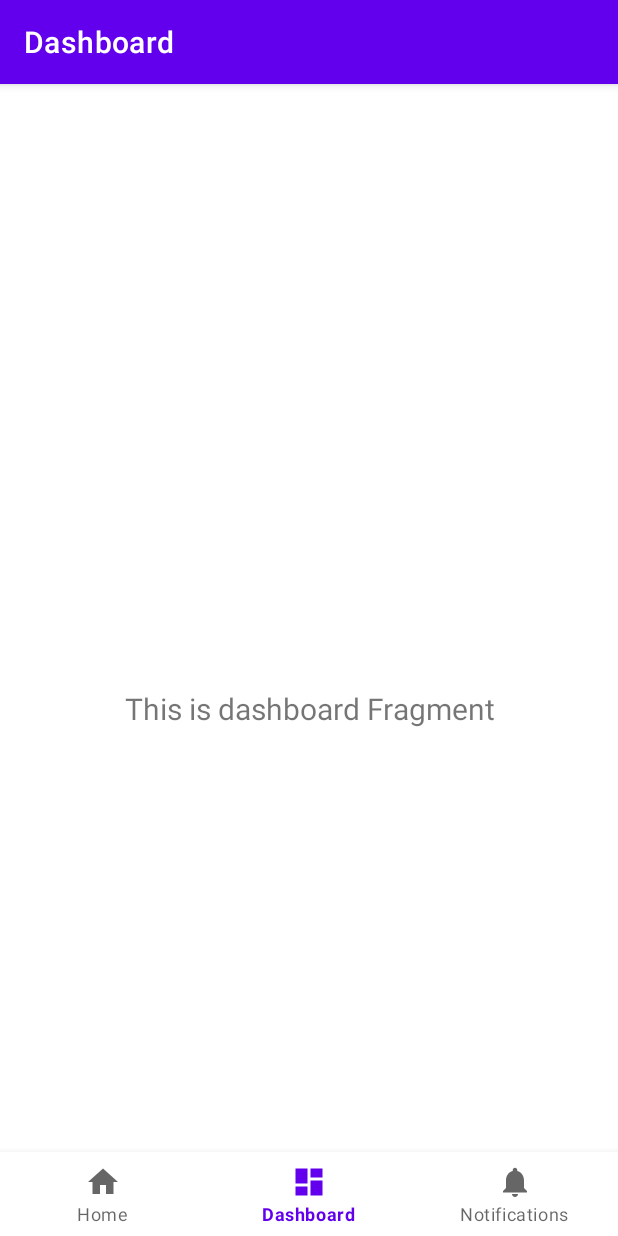
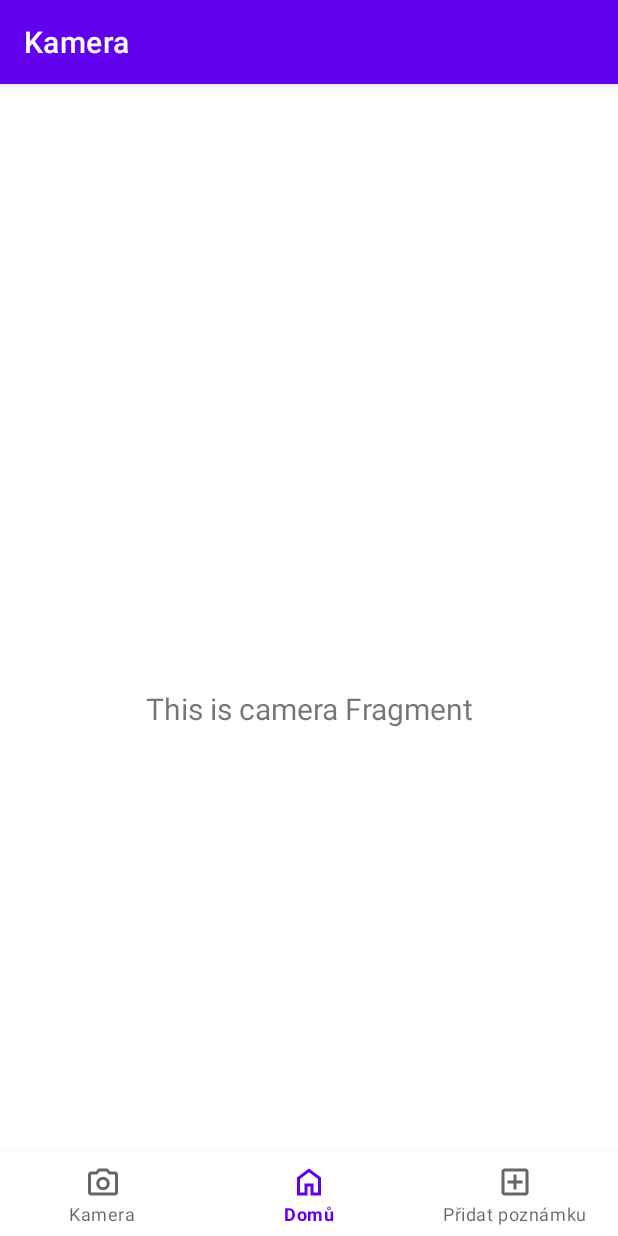
Before and after one commit to kcabfai/FotoNotesApp, an Android app: the CameraFragment screen opened through its navigation route, item 2 of the bottom bar chosen, on a phone screen of 412 x 824 dp. Run offline under Robolectric (Android 15) with nearby library versions, the phone set to English and light mode, and no system bars; our stand-ins replace navigation-ui.

Commit message:
fixed menu & edited menu icons

```diff
--- a/app/src/main/java/cz/utb/fai/fotonotesapp/MainActivity.kt
+++ b/app/src/main/java/cz/utb/fai/fotonotesapp/MainActivity.kt
@@ -26,7 +26,7 @@ class MainActivity : AppCompatActivity() {
         // menu should be considered as top level destinations.
         val appBarConfiguration = AppBarConfiguration(
             setOf(
-                R.id.navigation_home, R.id.navigation_dashboard, R.id.navigation_notifications
+                R.id.navigation_home, R.id.navigation_camera, R.id.navigation_add_note
             )
         )
         setupActionBarWithNavController(navController, appBarConfiguration)
--- a/app/src/main/java/cz/utb/fai/fotonotesapp/ui/dashboard/DashboardFragment.kt
+++ b/app/src/main/java/cz/utb/fai/fotonotesapp/ui/addnote/AddNoteFragment.kt
@@ -1,4 +1,4 @@
-package cz.utb.fai.fotonotesapp.ui.dashboard
+package cz.utb.fai.fotonotesapp.ui.addnote
 
 import android.os.Bundle
 import android.view.LayoutInflater
@@ -7,11 +7,11 @@ import android.view.ViewGroup
 import android.widget.TextView
 import androidx.fragment.app.Fragment
 import androidx.lifecycle.ViewModelProvider
-import cz.utb.fai.fotonotesapp.databinding.FragmentDashboardBinding
+import cz.utb.fai.fotonotesapp.databinding.FragmentAddnoteBinding
 
-class DashboardFragment : Fragment() {
+class AddNoteFragment : Fragment() {
 
-    private var _binding: FragmentDashboardBinding? = null
+    private var _binding: FragmentAddnoteBinding? = null
 
     // This property is only valid between onCreateView and
     // onDestroyView.
@@ -22,14 +22,14 @@ class DashboardFragment : Fragment() {
         container: ViewGroup?,
         savedInstanceState: Bundle?
     ): View {
-        val dashboardViewModel =
-            ViewModelProvider(this).get(DashboardViewModel::class.java)
+        val addNoteViewModel =
+            ViewModelProvider(this).get(AddNoteViewModel::class.java)
 
-        _binding = FragmentDashboardBinding.inflate(inflater, container, false)
+        _binding = FragmentAddnoteBinding.inflate(inflater, container, false)
         val root: View = binding.root
 
-        val textView: TextView = binding.textDashboard
-        dashboardViewModel.text.observe(viewLifecycleOwner) {
+        val textView: TextView = binding.textNotifications
+        addNoteViewModel.text.observe(viewLifecycleOwner) {
             textView.text = it
         }
         return root
--- a/app/src/main/java/cz/utb/fai/fotonotesapp/ui/dashboard/DashboardViewModel.kt
+++ b/app/src/main/java/cz/utb/fai/fotonotesapp/ui/addnote/AddNoteViewModel.kt
@@ -1,13 +1,13 @@
-package cz.utb.fai.fotonotesapp.ui.dashboard
+package cz.utb.fai.fotonotesapp.ui.addnote
 
 import androidx.lifecycle.LiveData
 import androidx.lifecycle.MutableLiveData
 import androidx.lifecycle.ViewModel
 
-class DashboardViewModel : ViewModel() {
+class AddNoteViewModel : ViewModel() {
 
     private val _text = MutableLiveData<String>().apply {
-        value = "This is dashboard Fragment"
+        value = "This is notifications Fragment"
     }
     val text: LiveData<String> = _text
 }
--- a/app/src/main/java/cz/utb/fai/fotonotesapp/ui/notifications/NotificationsFragment.kt
+++ b/app/src/main/java/cz/utb/fai/fotonotesapp/ui/camera/CameraFragment.kt
@@ -1,4 +1,4 @@
-package cz.utb.fai.fotonotesapp.ui.notifications
+package cz.utb.fai.fotonotesapp.ui.camera
 
 import android.os.Bundle
 import android.view.LayoutInflater
@@ -7,11 +7,11 @@ import android.view.ViewGroup
 import android.widget.TextView
 import androidx.fragment.app.Fragment
 import androidx.lifecycle.ViewModelProvider
-import cz.utb.fai.fotonotesapp.databinding.FragmentNotificationsBinding
+import cz.utb.fai.fotonotesapp.databinding.FragmentCameraBinding
 
-class NotificationsFragment : Fragment() {
+class CameraFragment : Fragment() {
 
-    private var _binding: FragmentNotificationsBinding? = null
+    private var _binding: FragmentCameraBinding? = null
 
     // This property is only valid between onCreateView and
     // onDestroyView.
@@ -22,14 +22,14 @@ class NotificationsFragment : Fragment() {
         container: ViewGroup?,
         savedInstanceState: Bundle?
     ): View {
-        val notificationsViewModel =
-            ViewModelProvider(this).get(NotificationsViewModel::class.java)
+        val cameraViewModel =
+            ViewModelProvider(this).get(CameraViewModel::class.java)
 
-        _binding = FragmentNotificationsBinding.inflate(inflater, container, false)
+        _binding = FragmentCameraBinding.inflate(inflater, container, false)
         val root: View = binding.root
 
-        val textView: TextView = binding.textNotifications
-        notificationsViewModel.text.observe(viewLifecycleOwner) {
+        val textView: TextView = binding.textDashboard
+        cameraViewModel.text.observe(viewLifecycleOwner) {
             textView.text = it
         }
         return root
--- a/app/src/main/java/cz/utb/fai/fotonotesapp/ui/notifications/NotificationsViewModel.kt
+++ b/app/src/main/java/cz/utb/fai/fotonotesapp/ui/camera/CameraViewModel.kt
@@ -1,13 +1,13 @@
-package cz.utb.fai.fotonotesapp.ui.notifications
+package cz.utb.fai.fotonotesapp.ui.camera
 
 import androidx.lifecycle.LiveData
 import androidx.lifecycle.MutableLiveData
 import androidx.lifecycle.ViewModel
 
-class NotificationsViewModel : ViewModel() {
+class CameraViewModel : ViewModel() {
 
     private val _text = MutableLiveData<String>().apply {
-        value = "This is notifications Fragment"
+        value = "This is camera Fragment"
     }
     val text: LiveData<String> = _text
 }
--- /dev/null
+++ b/app/src/main/res/drawable/add_note_icon_button.xml
@@ -0,0 +1,9 @@
+<vector xmlns:android="http://schemas.android.com/apk/res/android"
+    android:width="24dp"
+    android:height="24dp"
+    android:viewportWidth="960"
+    android:viewportHeight="960">
+  <path
+      android:fillColor="#FF000000"
+      android:pathData="M440,680h80v-160h160v-80L520,440v-160h-80v160L280,440v80h160v160ZM200,840q-33,0 -56.5,-23.5T120,760v-560q0,-33 23.5,-56.5T200,120h560q33,0 56.5,23.5T840,200v560q0,33 -23.5,56.5T760,840L200,840ZM200,760h560v-560L200,200v560ZM200,200v560,-560Z"/>
+</vector>
--- /dev/null
+++ b/app/src/main/res/drawable/camera_icon_button.xml
@@ -0,0 +1,9 @@
+<vector xmlns:android="http://schemas.android.com/apk/res/android"
+    android:width="24dp"
+    android:height="24dp"
+    android:viewportWidth="960"
+    android:viewportHeight="960">
+  <path
+      android:fillColor="#FF000000"
+      android:pathData="M480,700q75,0 127.5,-52.5T660,520q0,-75 -52.5,-127.5T480,340q-75,0 -127.5,52.5T300,520q0,75 52.5,127.5T480,700ZM480,620q-42,0 -71,-29t-29,-71q0,-42 29,-71t71,-29q42,0 71,29t29,71q0,42 -29,71t-71,29ZM160,840q-33,0 -56.5,-23.5T80,760v-480q0,-33 23.5,-56.5T160,200h126l74,-80h240l74,80h126q33,0 56.5,23.5T880,280v480q0,33 -23.5,56.5T800,840L160,840ZM160,760h640v-480L638,280l-73,-80L395,200l-73,80L160,280v480ZM480,520Z"/>
+</vector>
--- /dev/null
+++ b/app/src/main/res/drawable/home_icon_button.xml
@@ -0,0 +1,9 @@
+<vector xmlns:android="http://schemas.android.com/apk/res/android"
+    android:width="24dp"
+    android:height="24dp"
+    android:viewportWidth="960"
+    android:viewportHeight="960">
+  <path
+      android:fillColor="#FF000000"
+      android:pathData="M240,760h120v-240h240v240h120v-360L480,220 240,400v360ZM160,840v-480l320,-240 320,240v480L520,840v-240h-80v240L160,840ZM480,490Z"/>
+</vector>
--- a/app/src/main/res/layout/fragment_dashboard.xml
+++ b/app/src/main/res/layout/fragment_addnote.xml
@@ -4,10 +4,10 @@
     xmlns:tools="http://schemas.android.com/tools"
     android:layout_width="match_parent"
     android:layout_height="match_parent"
-    tools:context=".ui.dashboard.DashboardFragment">
+    tools:context=".ui.addnote.AddNoteFragment">
 
     <TextView
-        android:id="@+id/text_dashboard"
+        android:id="@+id/text_notifications"
         android:layout_width="match_parent"
         android:layout_height="wrap_content"
         android:layout_marginStart="8dp"
--- a/app/src/main/res/layout/fragment_notifications.xml
+++ b/app/src/main/res/layout/fragment_camera.xml
@@ -4,10 +4,10 @@
     xmlns:tools="http://schemas.android.com/tools"
     android:layout_width="match_parent"
     android:layout_height="match_parent"
-    tools:context=".ui.notifications.NotificationsFragment">
+    tools:context=".ui.camera.CameraFragment">
 
     <TextView
-        android:id="@+id/text_notifications"
+        android:id="@+id/text_dashboard"
         android:layout_width="match_parent"
         android:layout_height="wrap_content"
         android:layout_marginStart="8dp"
--- a/app/src/main/res/menu/bottom_nav_menu.xml
+++ b/app/src/main/res/menu/bottom_nav_menu.xml
@@ -1,19 +1,21 @@
 <?xml version="1.0" encoding="utf-8"?>
 <menu xmlns:android="http://schemas.android.com/apk/res/android">
 
+
+
+    <item
+        android:id="@+id/navigation_camera"
+        android:icon="@drawable/camera_icon_button"
+        android:title="@string/title_camera" />
+
     <item
         android:id="@+id/navigation_home"
-        android:icon="@drawable/ic_home_black_24dp"
+        android:icon="@drawable/home_icon_button"
         android:title="@string/title_home" />
 
     <item
-        android:id="@+id/navigation_dashboard"
-        android:icon="@drawable/ic_dashboard_black_24dp"
-        android:title="@string/title_dashboard" />
-
-    <item
-        android:id="@+id/navigation_notifications"
-        android:icon="@drawable/ic_notifications_black_24dp"
-        android:title="@string/title_notifications" />
+        android:id="@+id/navigation_add_note"
+        android:icon="@drawable/add_note_icon_button"
+        android:title="@string/title_add_note" />
 
 </menu>
--- a/app/src/main/res/navigation/mobile_navigation.xml
+++ b/app/src/main/res/navigation/mobile_navigation.xml
@@ -12,14 +12,14 @@
         tools:layout="@layout/fragment_home" />
 
     <fragment
-        android:id="@+id/navigation_dashboard"
-        android:name="cz.utb.fai.fotonotesapp.ui.dashboard.DashboardFragment"
-        android:label="@string/title_dashboard"
-        tools:layout="@layout/fragment_dashboard" />
+        android:id="@+id/navigation_camera"
+        android:name="cz.utb.fai.fotonotesapp.ui.camera.CameraFragment"
+        android:label="@string/title_camera"
+        tools:layout="@layout/fragment_camera" />
 
     <fragment
-        android:id="@+id/navigation_notifications"
-        android:name="cz.utb.fai.fotonotesapp.ui.notifications.NotificationsFragment"
-        android:label="@string/title_notifications"
-        tools:layout="@layout/fragment_notifications" />
+        android:id="@+id/navigation_add_note"
+        android:name="cz.utb.fai.fotonotesapp.ui.addnote.AddNoteFragment"
+        android:label="@string/title_add_note"
+        tools:layout="@layout/fragment_addnote" />
 </navigation>
--- a/app/src/main/res/values/strings.xml
+++ b/app/src/main/res/values/strings.xml
@@ -1,6 +1,6 @@
 <resources>
     <string name="app_name">FotoNotesApp</string>
-    <string name="title_home">Home</string>
-    <string name="title_dashboard">Dashboard</string>
-    <string name="title_notifications">Notifications</string>
+    <string name="title_home">Domů</string>
+    <string name="title_camera">Kamera</string>
+    <string name="title_add_note">Přidat poznámku</string>
 </resources>
```
